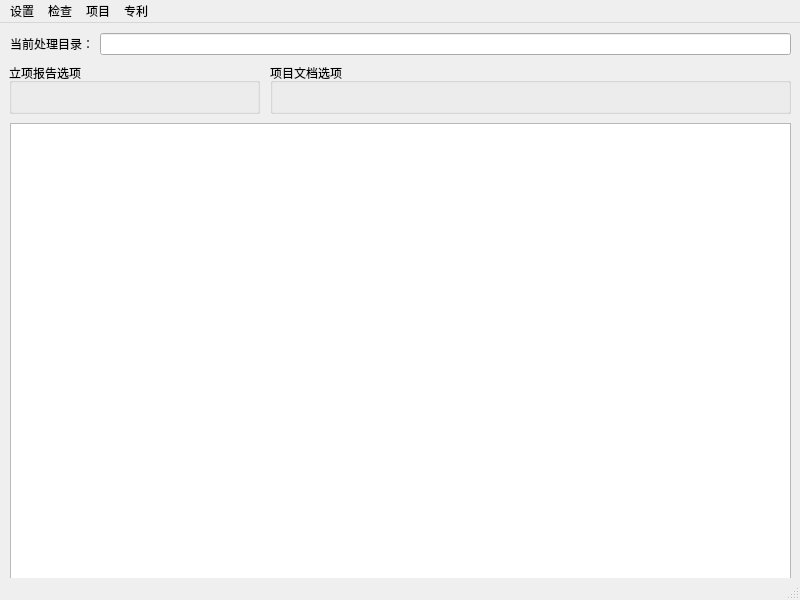
First picture: the form in src/docrobot/form.ui, repository icehong/docrobot, before the edit.
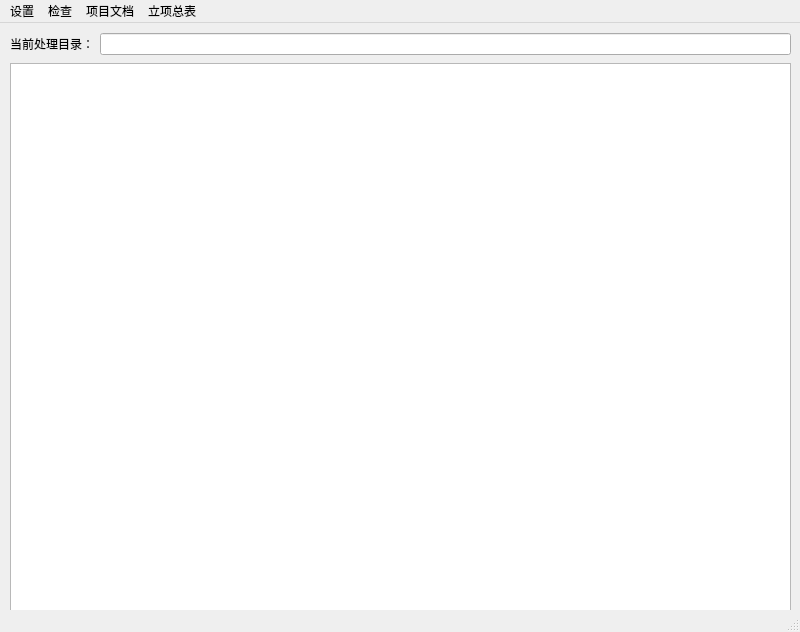
Second picture: the form after the edit.

```diff
--- a/src/docrobot/form.ui
+++ b/src/docrobot/form.ui
@@ -7,7 +7,7 @@
     <x>0</x>
     <y>0</y>
     <width>800</width>
-    <height>600</height>
+    <height>632</height>
    </rect>
   </property>
   <property name="windowTitle">
@@ -18,38 +18,12 @@
     <property name="geometry">
      <rect>
       <x>10</x>
-      <y>100</y>
+      <y>40</y>
       <width>781</width>
-      <height>461</height>
+      <height>551</height>
      </rect>
     </property>
    </widget>
-   <widget class="QGroupBox" name="groupBoxPrj">
-    <property name="geometry">
-     <rect>
-      <x>9</x>
-      <y>40</y>
-      <width>251</width>
-      <height>51</height>
-     </rect>
-    </property>
-    <property name="title">
-     <string>立项报告选项</string>
-    </property>
-   </widget>
-   <widget class="QGroupBox" name="groupBoxPat">
-    <property name="geometry">
-     <rect>
-      <x>270</x>
-      <y>40</y>
-      <width>521</width>
-      <height>51</height>
-     </rect>
-    </property>
-    <property name="title">
-     <string>项目文档选项</string>
-    </property>
-   </widget>
    <widget class="QWidget" name="layoutWidget">
     <property name="geometry">
      <rect>
@@ -78,7 +52,7 @@
     <rect>
      <x>0</x>
      <y>0</y>
-     <width>797</width>
+     <width>800</width>
      <height>22</height>
     </rect>
    </property>
@@ -90,13 +64,13 @@
    </widget>
    <widget class="QMenu" name="menu_2">
     <property name="title">
-     <string>项目</string>
+     <string>项目文档</string>
     </property>
     <addaction name="actionreplace"/>
    </widget>
    <widget class="QMenu" name="menu_3">
     <property name="title">
-     <string>专利</string>
+     <string>立项总表</string>
     </property>
     <addaction name="actioncheck"/>
    </widget>
```
Left out of the diff: 2 changed lines with no effect on the pictures.
